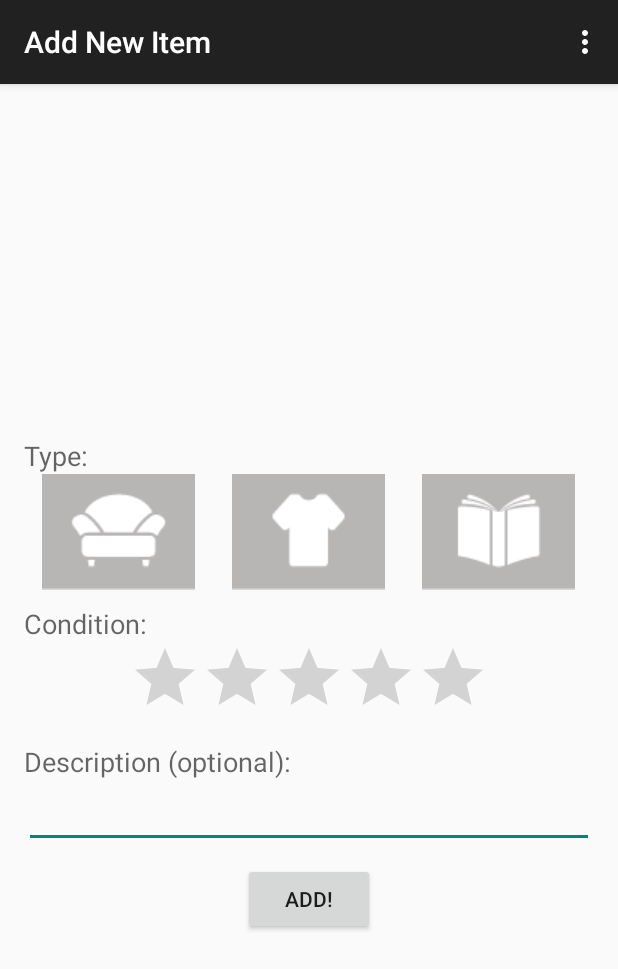
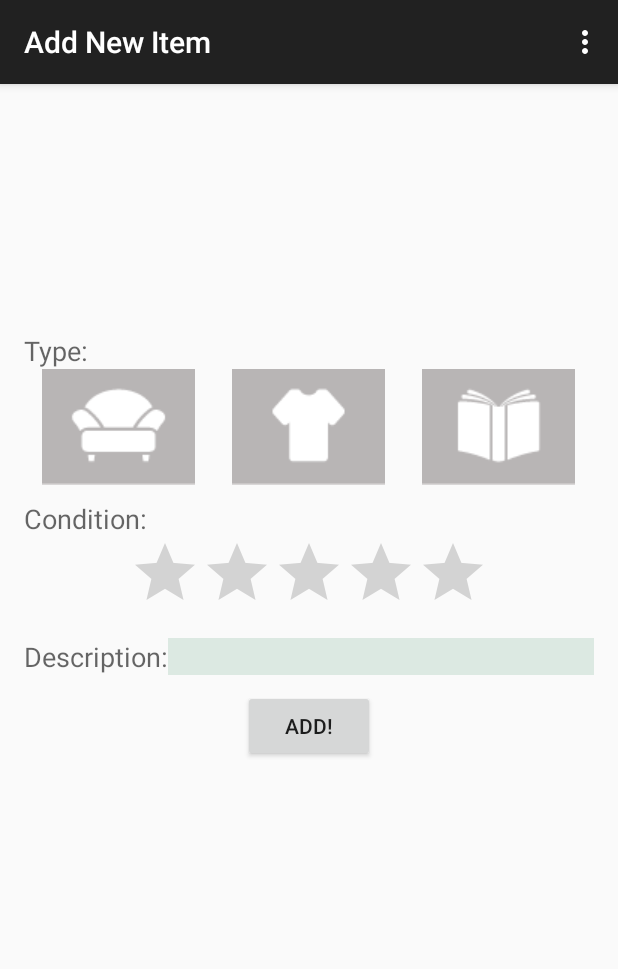
Before and after one commit to venomouse/FindersKeepers, an Android app: the AddItemActivity screen opened directly, with no data from a screen before it, on a phone screen of 412 x 824 dp. Shown: the top 969 px of the screen. Run offline under Robolectric (Android 15) with nearby library versions, the phone set to English and light mode, and no system bars.

Commit message:
changed some sized in the AddItem activity to fit on my screen

```diff
--- a/app/src/main/res/layout/activity_add_item.xml
+++ b/app/src/main/res/layout/activity_add_item.xml
@@ -20,14 +20,15 @@
 
 
         <ImageView
-            android:layout_width="fill_parent"
-            android:layout_height="wrap_content"
+            android:layout_width="150dp"
+            android:layout_height="150dp"
             android:id="@+id/itemImage"
             android:adjustViewBounds="true"
             android:scaleType="centerCrop"
             android:paddingLeft="120px"
             android:paddingRight="120px"
-            android:paddingTop="0dp" />
+            android:paddingTop="0dp"
+            android:layout_gravity="center_horizontal" />
 
         <TextView
             android:layout_width="wrap_content"
@@ -75,11 +76,16 @@
             android:id="@+id/addItemConditionRatingBar"
             android:layout_gravity="center_horizontal" />
 
+        <LinearLayout
+            android:orientation="horizontal"
+            android:layout_width="fill_parent"
+            android:layout_height="wrap_content">
+
             <TextView
                 android:layout_width="wrap_content"
                 android:layout_height="wrap_content"
                 android:textAppearance="?android:attr/textAppearanceMedium"
-            android:text="Description (optional):"
+                android:text="Description:"
                 android:id="@+id/lblDescription"
                 android:paddingTop="10dp" />
 
@@ -87,7 +93,9 @@
                 android:layout_width="fill_parent"
                 android:layout_height="wrap_content"
                 android:id="@+id/edtDescription"
-            android:singleLine="true" />
+                android:singleLine="true"
+                android:background="#dce9e2" />
+        </LinearLayout>
 
 
         <Button
```
Lines whose indentation alone changed are shown as unchanged.
